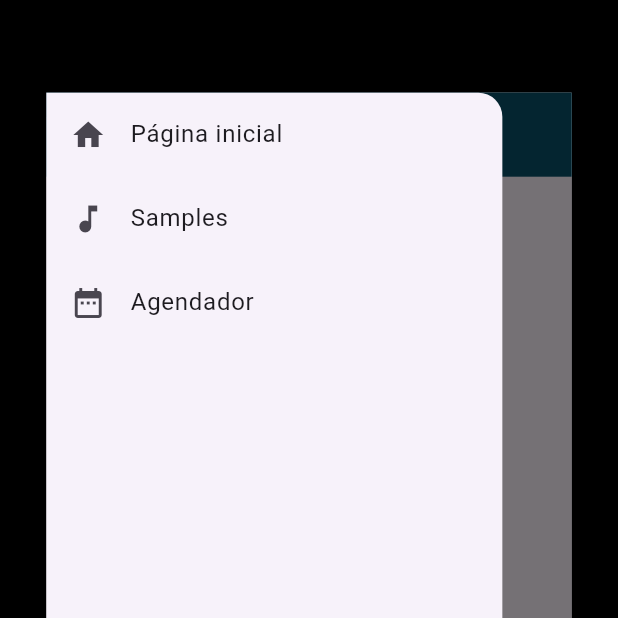
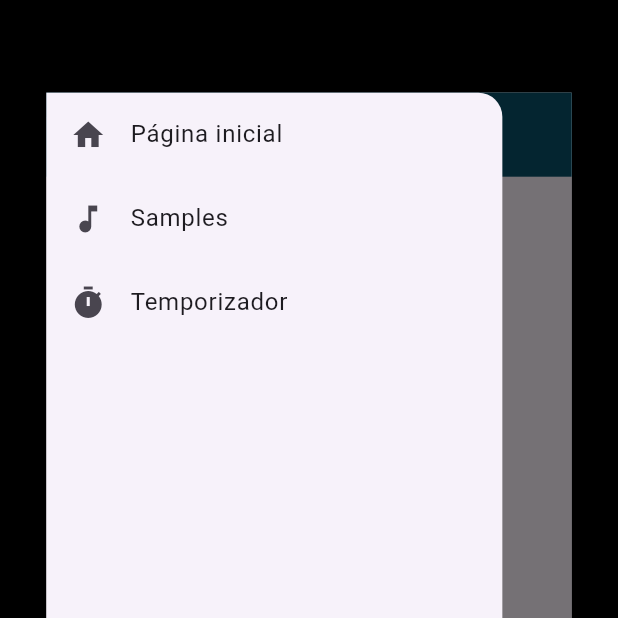
Before and after one commit to Samuel-MN0211/VibraSound-Ciclo-2, a Flutter app: the screen it shows after launch, item 2 of the bottom bar chosen, in the side drawer, after a tap on the "pause" icon, on a phone screen of 412 x 824 dp, the top half of it. Run offline on Flutter 3.47's test engine with Material 3 defaults, Android fonts, the phone set to English and light mode, and no system bars; our stand-ins replace audioplayers, fluttertoast, vibration; missing offline and left inert: dart:ffi, torch_controller.

Commit message:
feat: adição do timer a tela principal

```diff
--- a/lib/Widgets/metronome_instance.dart
+++ b/lib/Widgets/metronome_instance.dart
@@ -33,6 +33,8 @@ class MetronomeInstanceState extends State<MetronomeInstance> {
   int _currentTick = 0;
   int _currentCycle = 0;
   int _currentBeat = 0;
+  int timerRunning = 0;
+  Timer? _timer;
   late Queue<AudioPlayer> _clickPlayers;
   late Queue<AudioPlayer> _specialClickPlayers;
   late Duration _clickDuration;
@@ -95,7 +97,6 @@ class MetronomeInstanceState extends State<MetronomeInstance> {
         bpmModel.updateBpm(bpmScheduler.valueToChange, true);
         bpmScheduler.lastChange = now;
 
-        // reinicia o metronome com os novos valores
         _metronome.stop();
         _metronome = Metronome(bpm: bpmModel.bpm, clicksPerBeat: clicksPerBeat);
         _metronome.onTick(_onTick);
@@ -153,6 +154,21 @@ class MetronomeInstanceState extends State<MetronomeInstance> {
     });
   }
 
+  String _formatTime(int totalSeconds) {
+    int minutes = totalSeconds ~/ 60;
+    int seconds = totalSeconds % 60;
+    return '${minutes.toString().padLeft(2, '0')}:${seconds.toString().padLeft(2, '0')}';
+  }
+
+  void _timerRunning() {
+    _timer?.cancel();
+    _timer = Timer.periodic(Duration(seconds: 1), (timer) {
+      setState(() {
+        timerRunning++;
+      });
+    });
+  }
+
   void _togglePlayPause() {
     final isPlayingModel = Provider.of<IsPlayingModel>(context, listen: false);
     final bpmScheduler = Provider.of<BpmSchedulerModel>(context, listen: false);
@@ -161,6 +177,8 @@ class MetronomeInstanceState extends State<MetronomeInstance> {
         _metronome.stop();
         _currentTick = 0;
         _currentCycle = 0;
+        timerRunning = 0;
+        _timer?.cancel();
         bpmScheduler.desactiveScheduler();
       } else {
         final bpm = Provider.of<BpmModel>(context, listen: false).bpm;
@@ -173,6 +191,7 @@ class MetronomeInstanceState extends State<MetronomeInstance> {
         _metronome = Metronome(bpm: bpm, clicksPerBeat: clicksPerBeat);
         _metronome.onTick(_onTick);
         _metronome.start();
+        _timerRunning();
       }
       isPlayingModel.isPlaying = !isPlayingModel.isPlaying;
     });
@@ -222,13 +241,25 @@ class MetronomeInstanceState extends State<MetronomeInstance> {
               ),
             ),
             Row(
-              mainAxisAlignment: MainAxisAlignment.end,
+              mainAxisAlignment: MainAxisAlignment.spaceBetween,
               children: [
-                Container(
-                  margin: EdgeInsets.only(right: screenWidth * 0.08),
-                  child: Text(
-                    genreSelectedModel.genreSelected,
-                    style: TextStyle(fontSize: screenWidth * 0.04),
+                Padding(
+                  padding: const EdgeInsets.fromLTRB(20.0, 0.0, 0.0, 0),
+                  child: Container(
+                    child: Text(
+                      _formatTime(timerRunning),
+                      style: TextStyle(fontSize: screenWidth * 0.04),
+                    ),
+                  ),
+                ),
+                Padding(
+                  padding: const EdgeInsets.fromLTRB(8.0, 0.0, 0.0, 0),
+                  child: Container(
+                    margin: EdgeInsets.only(right: screenWidth * 0.08),
+                    child: Text(
+                      genreSelectedModel.genreSelected,
+                      style: TextStyle(fontSize: screenWidth * 0.04),
+                    ),
                   ),
                 ),
               ],
@@ -237,7 +268,7 @@ class MetronomeInstanceState extends State<MetronomeInstance> {
             isPlaying
                 ? const SizedBox.shrink()
                 : FutureBuilder(
-                    future: Future.delayed(Duration(milliseconds: 50)),
+                    future: Future.delayed(Duration(milliseconds: 100)),
                     builder: (context, snapshot) {
                       if (snapshot.connectionState == ConnectionState.waiting) {
                         return const SizedBox.shrink();
--- a/lib/Widgets/side_menu.dart
+++ b/lib/Widgets/side_menu.dart
@@ -54,8 +54,8 @@ class NavigationDrawer extends StatelessWidget {
             },
           ),
           ListTile(
-            leading: const Icon(Icons.date_range),
-            title: const Text('Agendador'),
+            leading: const Icon(Icons.timer),
+            title: const Text('Temporizador'),
             onTap: () {
               showDialog(
                   context: context,
```
